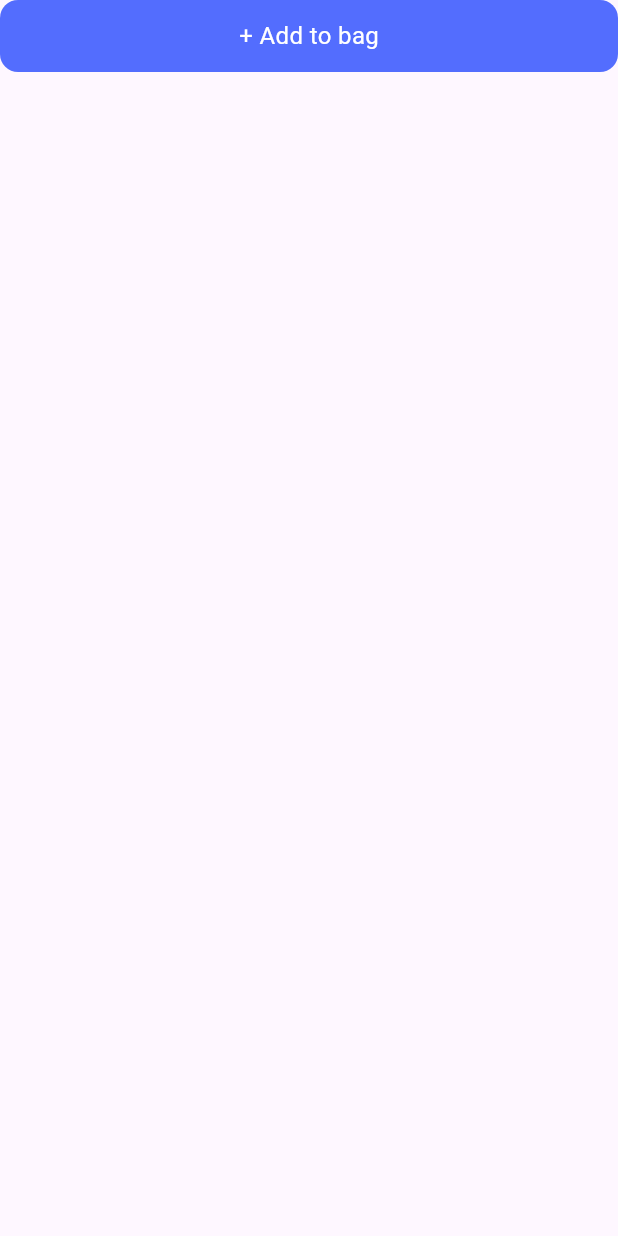
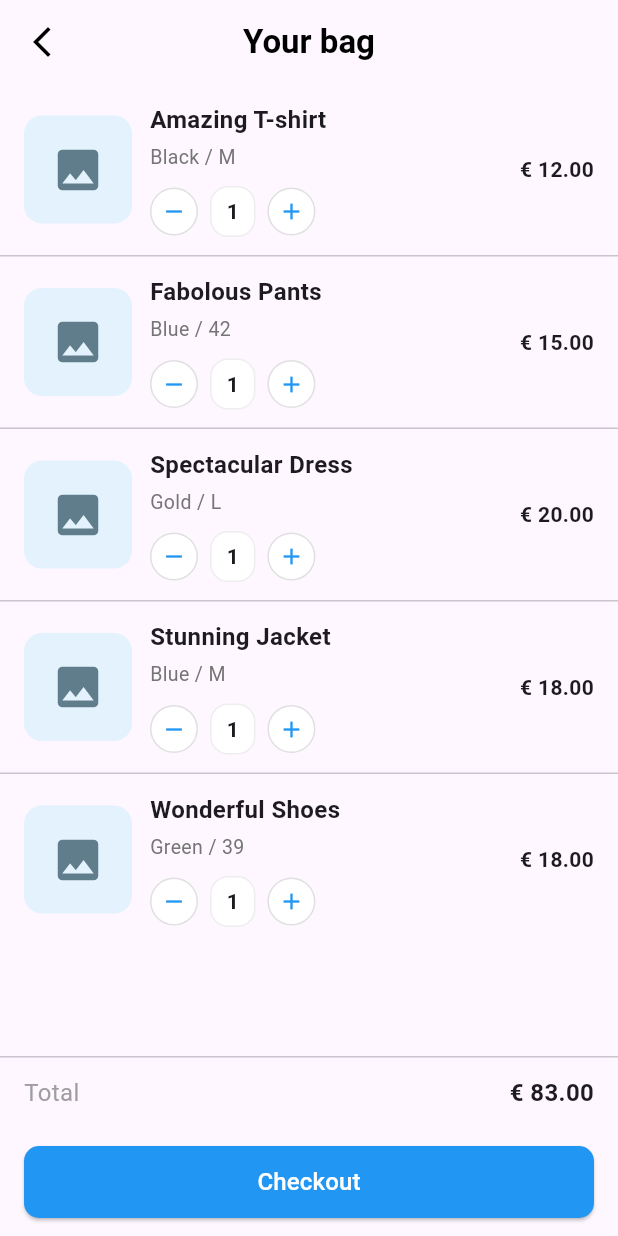
Before and after one commit to davidguerragt/xpapp, a Flutter app: the _AddToBagButtonSection widget shown alone on an empty page, opened directly, after a tap on "+ Add to bag", on a phone screen of 412 x 824 dp. Run offline on Flutter 3.47's test engine with Material 3 defaults, Android fonts, the phone set to English and light mode, and no system bars; our stand-ins replace flutter_riverpod, freezed_annotation, go_router.

Commit message:
feat(xpapp): Renaming data sources and first approach for carriage (your_bag)

```diff
--- a/lib/core/navigation/router.dart
+++ b/lib/core/navigation/router.dart
@@ -1,6 +1,7 @@
 import 'package:go_router/go_router.dart';
 import 'package:xpapp/features/ecommerce/presentation/views/home_view.dart';
 import 'package:xpapp/features/ecommerce/presentation/views/item_view.dart';
+import 'package:xpapp/features/ecommerce/presentation/views/your_bag_view.dart';
 import 'package:xpapp/features/onboarding/presentation/views/onboarding_view.dart';
 import 'package:xpapp/features/onboarding/presentation/views/personalise_view.dart';
 import 'package:xpapp/features/onboarding/presentation/views/subscription_view.dart';
@@ -18,6 +19,11 @@ final router = GoRouter(
       path: '/ecommerce/item/:id',
       builder: (context, state) =>
           ECommerceItemView(id: state.pathParameters['id']!),
+    ),
+    GoRoute(
+      name: Routes.yourBag,
+      path: '/ecommerce/your-bag',
+      builder: (context, state) => const YourBagView(),
     ),
     GoRoute(
       name: Routes.onboarding,
@@ -45,6 +51,7 @@ abstract class Routes {
   // E-commerce routes
   static const String ecommerceHome = '/ecommerce/home';
   static const String itemView = '/ecommerce/item';
+  static const String yourBag = '/ecommerce/your-bag';
 
   // Navigation destinatios
   static const String explore = '/explore';
--- a/lib/features/ecommerce/data/repositories/get_products_repository_impl.dart
+++ b/lib/features/ecommerce/data/repositories/get_products_repository_impl.dart
@@ -1,4 +1,4 @@
-import 'package:xpapp/features/ecommerce/data/data_sources/get_products_data_source.dart';
+import 'package:xpapp/features/ecommerce/data/data_sources/remote_get_products_data_source.dart';
 import 'package:xpapp/features/ecommerce/domain/entities/product_entity.dart';
 import 'package:xpapp/features/ecommerce/domain/repositories/product_repository.dart';
 
--- a/lib/features/ecommerce/data/repositories/get_sections_repository_impl.dart
+++ b/lib/features/ecommerce/data/repositories/get_sections_repository_impl.dart
@@ -1,4 +1,4 @@
-import 'package:xpapp/features/ecommerce/data/data_sources/get_sections_data_source.dart';
+import 'package:xpapp/features/ecommerce/data/data_sources/remote_get_sections_data_source.dart';
 import 'package:xpapp/features/ecommerce/domain/entities/section_entity.dart';
 import 'package:xpapp/features/ecommerce/domain/repositories/section_repository.dart';
 
--- a/lib/features/ecommerce/domain/use_cases/get_productos_use_case.dart
+++ b/lib/features/ecommerce/domain/use_cases/get_productos_use_case.dart
@@ -1,4 +1,4 @@
-import 'package:xpapp/features/ecommerce/data/data_sources/get_products_data_source.dart';
+import 'package:xpapp/features/ecommerce/data/data_sources/remote_get_products_data_source.dart';
 import 'package:xpapp/features/ecommerce/data/repositories/get_products_repository_impl.dart';
 import 'package:xpapp/features/ecommerce/domain/entities/product_entity.dart';
 import 'package:xpapp/features/ecommerce/domain/repositories/product_repository.dart';
--- a/lib/features/ecommerce/presentation/states/home_notifier.dart
+++ b/lib/features/ecommerce/presentation/states/home_notifier.dart
@@ -1,11 +1,11 @@
 import 'package:flutter_riverpod/legacy.dart';
-import 'package:xpapp/features/ecommerce/data/data_sources/get_products_data_source.dart';
-import 'package:xpapp/features/ecommerce/data/data_sources/get_sections_data_source.dart';
+import 'package:xpapp/features/ecommerce/data/data_sources/remote_get_products_data_source.dart';
+import 'package:xpapp/features/ecommerce/data/data_sources/remote_get_sections_data_source.dart';
 import 'package:xpapp/features/ecommerce/data/repositories/get_products_repository_impl.dart';
 import 'package:xpapp/features/ecommerce/data/repositories/get_sections_repository_impl.dart';
-import 'package:xpapp/features/ecommerce/domain/entities/section_entity.dart';
 import 'package:xpapp/features/ecommerce/domain/use_cases/get_productos_use_case.dart';
 import 'package:xpapp/features/ecommerce/domain/use_cases/get_sections_use_case.dart';
+import 'package:xpapp/features/ecommerce/presentation/states/home_state.dart';
 
 final bottomNavProvider = StateProvider<int>((ref) => 0);
 final bannerProvider = StateProvider<int>((ref) => 0);
@@ -15,16 +15,6 @@ final homeProvider = StateNotifierProvider<HomeNotifier, HomeState>(
     GetSectionsUseCase(GetSectionsRepositoryImpl(GetSectionsDataSource())),
   )..loadSections(),
 );
-
-class HomeState {
-  final List<SectionEntity> sections;
-
-  const HomeState({this.sections = const []});
-
-  HomeState copyWith({List<SectionEntity>? sections}) {
-    return HomeState(sections: sections ?? this.sections);
-  }
-}
 
 class HomeNotifier extends StateNotifier<HomeState> {
   final GetProductsUseCase _getProductosUseCase;
--- a/lib/features/ecommerce/presentation/states/home_state.dart
+++ b/lib/features/ecommerce/presentation/states/home_state.dart
@@ -1,5 +1,11 @@
-abstract base class HomeState {
-  final int section = 0;
-  final int banner = 0;
-  final int bottomNav = 0;
+import 'package:xpapp/features/ecommerce/domain/entities/section_entity.dart';
+
+class HomeState {
+  final List<SectionEntity> sections;
+
+  const HomeState({this.sections = const []});
+
+  HomeState copyWith({List<SectionEntity>? sections}) {
+    return HomeState(sections: sections ?? this.sections);
+  }
 }
--- /dev/null
+++ b/lib/features/ecommerce/presentation/states/your_bag_notifier.dart
@@ -0,0 +1,6 @@
+import 'package:flutter_riverpod/legacy.dart';
+import 'package:xpapp/features/ecommerce/presentation/states/your_bag_state.dart';
+
+class YourBagNotifier extends StateNotifier<YourBagState> {
+  YourBagNotifier() : super(const YourBagState());
+}
--- /dev/null
+++ b/lib/features/ecommerce/presentation/states/your_bag_state.dart
@@ -0,0 +1,3 @@
+class YourBagState {
+  const YourBagState();
+}
--- a/lib/features/ecommerce/presentation/views/item_view.dart
+++ b/lib/features/ecommerce/presentation/views/item_view.dart
@@ -255,7 +255,7 @@ class _AddToBagButtonSection extends StatelessWidget {
   Widget build(BuildContext context) {
     return InkWell(
       onTap: () {
-        //router.goNamed(Routes.personalise);
+        router.goNamed(Routes.yourBag);
       },
       child: Container(
         width: double.infinity,
--- /dev/null
+++ b/lib/features/ecommerce/presentation/views/your_bag_view.dart
@@ -0,0 +1,153 @@
+import 'package:flutter/material.dart';
+import 'package:flutter_riverpod/flutter_riverpod.dart';
+import '../widgets/bag_item_widget.dart';
+
+class YourBagView extends ConsumerStatefulWidget {
+  const YourBagView({super.key});
+
+  @override
+  ConsumerState<YourBagView> createState() => _YourBagViewState();
+}
+
+class _YourBagViewState extends ConsumerState<YourBagView> {
+  final List<Map<String, dynamic>> _items = [
+    {
+      'title': 'Amazing T-shirt',
+      'subtitle': 'Black / M',
+      'price': 12.0,
+      'qty': 1,
+    },
+    {
+      'title': 'Fabolous Pants',
+      'subtitle': 'Blue / 42',
+      'price': 15.0,
+      'qty': 1,
+    },
+    {
+      'title': 'Spectacular Dress',
+      'subtitle': 'Gold / L',
+      'price': 20.0,
+      'qty': 1,
+    },
+    {
+      'title': 'Stunning Jacket',
+      'subtitle': 'Blue / M',
+      'price': 18.0,
+      'qty': 1,
+    },
+    {
+      'title': 'Wonderful Shoes',
+      'subtitle': 'Green / 39',
+      'price': 18.0,
+      'qty': 1,
+    },
+  ];
+
+  void _increment(int index) {
+    setState(() => _items[index]['qty'] = (_items[index]['qty'] as int) + 1);
+  }
+
+  void _decrement(int index) {
+    setState(() {
+      final current = _items[index]['qty'] as int;
+      if (current > 1) _items[index]['qty'] = current - 1;
+    });
+  }
+
+  double get _total => _items.fold(
+    0.0,
+    (sum, item) => sum + (item['price'] as double) * (item['qty'] as int),
+  );
+
+  @override
+  Widget build(BuildContext context) {
+    return Scaffold(
+      appBar: AppBar(
+        title: Text(
+          'Your bag',
+          style: const TextStyle(
+            color: Colors.black,
+            fontWeight: FontWeight.bold,
+          ),
+        ),
+        backgroundColor: Colors.transparent,
+        elevation: 0,
+        centerTitle: true,
+        leading: IconButton(
+          onPressed: () => Navigator.pop(context),
+          icon: const Icon(
+            Icons.arrow_back_ios_new_outlined,
+            color: Colors.black,
+          ),
+        ),
+      ),
+      body: Column(
+        children: [
+          Expanded(
+            child: ListView.separated(
+              itemCount: _items.length,
+              separatorBuilder: (_, __) => const Divider(height: 1),
+              itemBuilder: (context, index) {
+                final item = _items[index];
+                return BagItemWidget(
+                  title: item['title'] as String,
+                  subtitle: item['subtitle'] as String,
+                  price: item['price'] as double,
+                  quantity: item['qty'] as int,
+                  onIncrement: () => _increment(index),
+                  onDecrement: () => _decrement(index),
+                );
+              },
+            ),
+          ),
+          const Divider(height: 1),
+          Padding(
+            padding: const EdgeInsets.symmetric(
+              horizontal: 16.0,
+              vertical: 12.0,
+            ),
+            child: Row(
+              mainAxisAlignment: MainAxisAlignment.spaceBetween,
+              children: [
+                const Text(
+                  'Total',
+                  style: TextStyle(color: Colors.grey, fontSize: 16),
+                ),
+                Text(
+                  '€ ${_total.toStringAsFixed(2)}',
+                  style: const TextStyle(
+                    fontWeight: FontWeight.bold,
+                    fontSize: 16,
+                  ),
+                ),
+              ],
+            ),
+          ),
+          Padding(
+            padding: const EdgeInsets.symmetric(
+              horizontal: 16.0,
+              vertical: 12.0,
+            ),
+            child: SizedBox(
+              width: double.infinity,
+              height: 48,
+              child: ElevatedButton(
+                onPressed: () {},
+                style: ElevatedButton.styleFrom(
+                  shape: RoundedRectangleBorder(
+                    borderRadius: BorderRadius.circular(10),
+                  ),
+                  backgroundColor: Colors.blue,
+                ),
+                child: const Text(
+                  'Checkout',
+                  style: TextStyle(color: Colors.white, fontSize: 16),
+                ),
+              ),
+            ),
+          ),
+        ],
+      ),
+    );
+  }
+}
--- /dev/null
+++ b/lib/features/ecommerce/presentation/widgets/bag_item_widget.dart
@@ -0,0 +1,131 @@
+import 'package:flutter/material.dart';
+
+class BagItemWidget extends StatelessWidget {
+  final String title;
+  final String subtitle;
+  final double price;
+  final int quantity;
+  final VoidCallback onIncrement;
+  final VoidCallback onDecrement;
+  final Widget? image;
+
+  const BagItemWidget({
+    Key? key,
+    required this.title,
+    required this.subtitle,
+    required this.price,
+    required this.quantity,
+    required this.onIncrement,
+    required this.onDecrement,
+    this.image,
+  }) : super(key: key);
+
+  @override
+  Widget build(BuildContext context) {
+    return Padding(
+      padding: const EdgeInsets.symmetric(horizontal: 16.0, vertical: 12.0),
+      child: Row(
+        crossAxisAlignment: CrossAxisAlignment.center,
+        children: [
+          Container(
+            width: 72,
+            height: 72,
+            decoration: BoxDecoration(
+              color: Colors.blue.shade50,
+              borderRadius: BorderRadius.circular(12),
+            ),
+            child:
+                image ??
+                const Icon(Icons.image, color: Colors.blueGrey, size: 36),
+          ),
+          const SizedBox(width: 12),
+          Expanded(
+            child: Column(
+              crossAxisAlignment: CrossAxisAlignment.start,
+              children: [
+                Text(
+                  title,
+                  style: const TextStyle(
+                    fontSize: 16,
+                    fontWeight: FontWeight.w600,
+                  ),
+                ),
+                const SizedBox(height: 4),
+                Text(
+                  subtitle,
+                  style: TextStyle(fontSize: 13, color: Colors.grey.shade600),
+                ),
+                const SizedBox(height: 10),
+                Row(
+                  children: [
+                    GestureDetector(
+                      onTap: onDecrement,
+                      child: Container(
+                        width: 32,
+                        height: 32,
+                        decoration: BoxDecoration(
+                          color: Colors.white,
+                          border: Border.all(color: Colors.grey.shade300),
+                          borderRadius: BorderRadius.circular(16),
+                        ),
+                        child: const Icon(
+                          Icons.remove,
+                          size: 18,
+                          color: Colors.blue,
+                        ),
+                      ),
+                    ),
+                    const SizedBox(width: 8),
+                    Container(
+                      padding: const EdgeInsets.symmetric(
+                        horizontal: 10,
+                        vertical: 6,
+                      ),
+                      decoration: BoxDecoration(
+                        color: Colors.white,
+                        borderRadius: BorderRadius.circular(12),
+                        border: Border.all(color: Colors.grey.shade200),
+                      ),
+                      child: Text(
+                        quantity.toString(),
+                        style: const TextStyle(fontWeight: FontWeight.w600),
+                      ),
+                    ),
+                    const SizedBox(width: 8),
+                    GestureDetector(
+                      onTap: onIncrement,
+                      child: Container(
+                        width: 32,
+                        height: 32,
+                        decoration: BoxDecoration(
+                          color: Colors.white,
+                          border: Border.all(color: Colors.grey.shade300),
+                          borderRadius: BorderRadius.circular(16),
+                        ),
+                        child: const Icon(
+                          Icons.add,
+                          size: 18,
+                          color: Colors.blue,
+                        ),
+                      ),
+                    ),
+                  ],
+                ),
+              ],
+            ),
+          ),
+          const SizedBox(width: 8),
+          Column(
+            mainAxisAlignment: MainAxisAlignment.center,
+            children: [
+              Text(
+                '€ ${price.toStringAsFixed(2)}',
+                style: const TextStyle(fontWeight: FontWeight.w600),
+              ),
+            ],
+          ),
+        ],
+      ),
+    );
+  }
+}
```
Also changed, not shown: lib/features/ecommerce/data/data_sources/local_save_your_bag_data_source.dart (added, +8 -0 lines), lib/features/ecommerce/data/data_sources/remote_get_products_data_source.dart (renamed from lib/features/ecommerce/data/data_sources/get_products_data_source.dart), lib/features/ecommerce/data/data_sources/remote_get_sections_data_source.dart (renamed from lib/features/ecommerce/data/data_sources/get_sections_data_source.dart), lib/features/ecommerce/presentation/views/carriage_view.dart (deleted).
